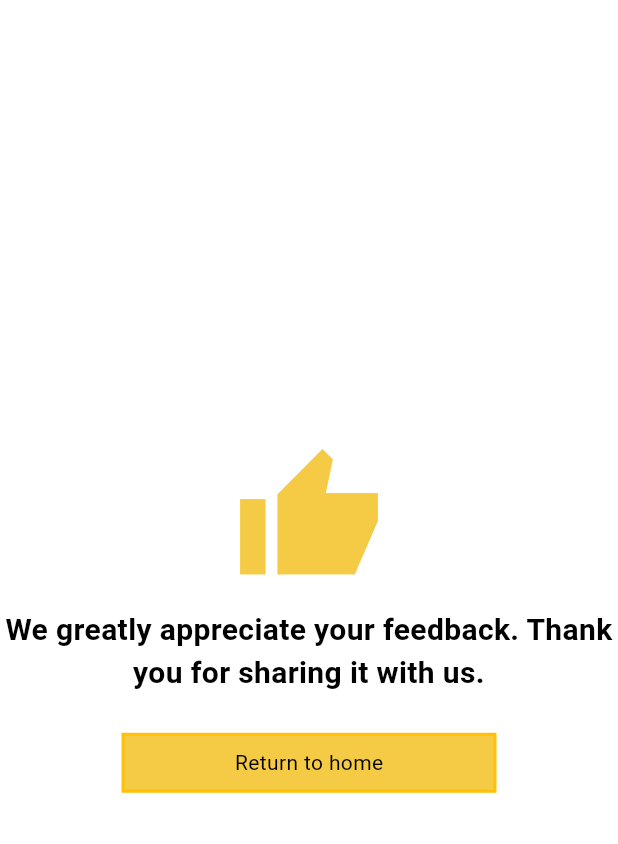
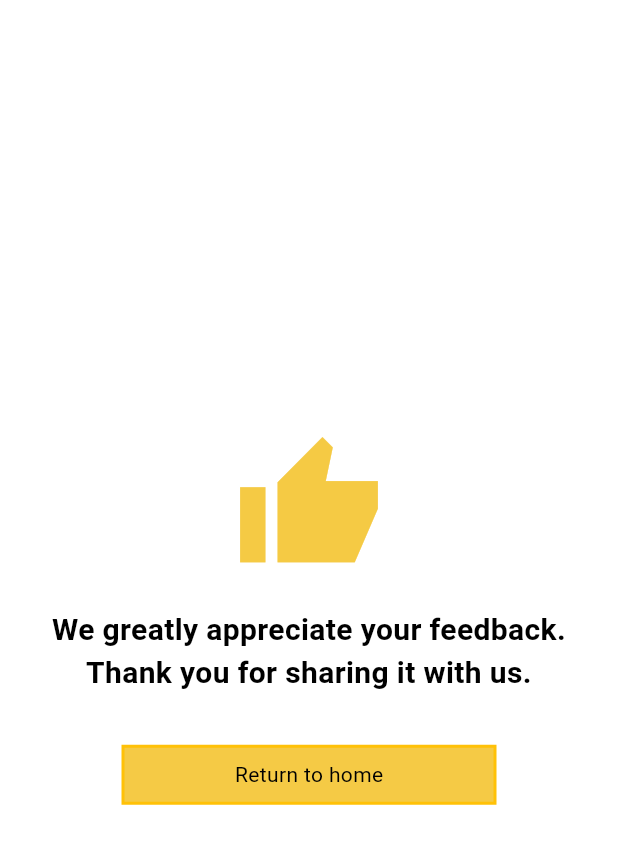
Before and after one commit to seblewongel15girmaw/Roomies_frontend, a Flutter app: the SuccessMessageModal widget shown alone on an empty page, opened directly, on a phone screen of 412 x 824 dp. Shown: the top 844 px of the screen. Run offline on Flutter 3.47's test engine with Material 3 defaults, Android fonts, the light colour scheme and no system bars; our stand-ins replace another_carousel_pro, bloc, cached_network_image, connectivity_plus, curved_labeled_navigation_bar, dartz and 11 more; missing offline and left inert: jwt_decode; accounts and stored records are empty; network calls fail; statements that could not run were skipped.

Commit message:
minor changes

```diff
--- a/lib/core/util/env.dart
+++ b/lib/core/util/env.dart
@@ -1,3 +1,3 @@
 // const ipAdress="localhost";
 
-const ipAdress="localhost";
+const ipAdress="192.168.106.247";
--- a/lib/feauters/feedback/presentation/widget/success_message.dart
+++ b/lib/feauters/feedback/presentation/widget/success_message.dart
@@ -5,7 +5,7 @@ class SuccessMessageModal extends StatelessWidget {
   Widget build(BuildContext context) {
     return Column(
       mainAxisAlignment: MainAxisAlignment.center,
-      crossAxisAlignment: CrossAxisAlignment.center,
+
       children: [
         Icon(
           Icons.thumb_up_sharp,
@@ -15,16 +15,21 @@ class SuccessMessageModal extends StatelessWidget {
         SizedBox(
           height: 10,
         ),
-        Text(
-          "We greatly appreciate your feedback. Thank you for sharing it with us.",
-          textAlign: TextAlign.center,
-          style: TextStyle(fontSize: 20, fontWeight: FontWeight.bold),
+        Padding(
+          padding: const EdgeInsets.all(8.0),
+          child: Text(
+            "We greatly appreciate your feedback. Thank you for sharing it with us.",
+            textAlign: TextAlign.center,
+            style: TextStyle(fontSize: 20, fontWeight: FontWeight.bold),
+          ),
         ),
         SizedBox(
           height: 25,
         ),
         GestureDetector(
-          onTap: () {},
+          onTap: () {
+            Navigator.pushNamed(context, "/homePage");
+          },
           child: Container(
 
             width: 250,
```
